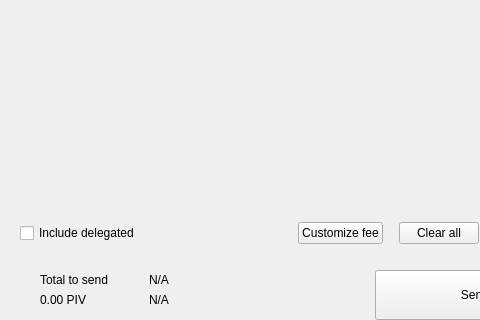
The window that source/src/qt/ammocoin/forms/send.ui (everquin/AMMOcoin) describes before a commit, drawn with Qt 5; both pictures show x 0 to 480 and y 380 to 700 of the 893 by 700 pixel window.
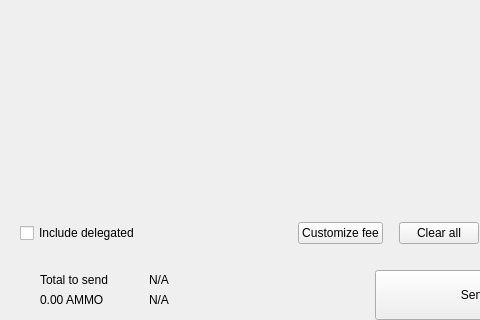
The same window after the commit. Custom widgets are drawn as their Qt base class.

```diff
--- a/source/src/qt/ammocoin/forms/send.ui
+++ b/source/src/qt/ammocoin/forms/send.ui
@@ -578,7 +578,7 @@
                      <item>
                       <widget class="QLabel" name="labelAmountSend">
                        <property name="text">
-                        <string notr="true">0.00 PIV</string>
+                        <string notr="true">0.00 AMMO</string>
                        </property>
                       </widget>
                      </item>
```
